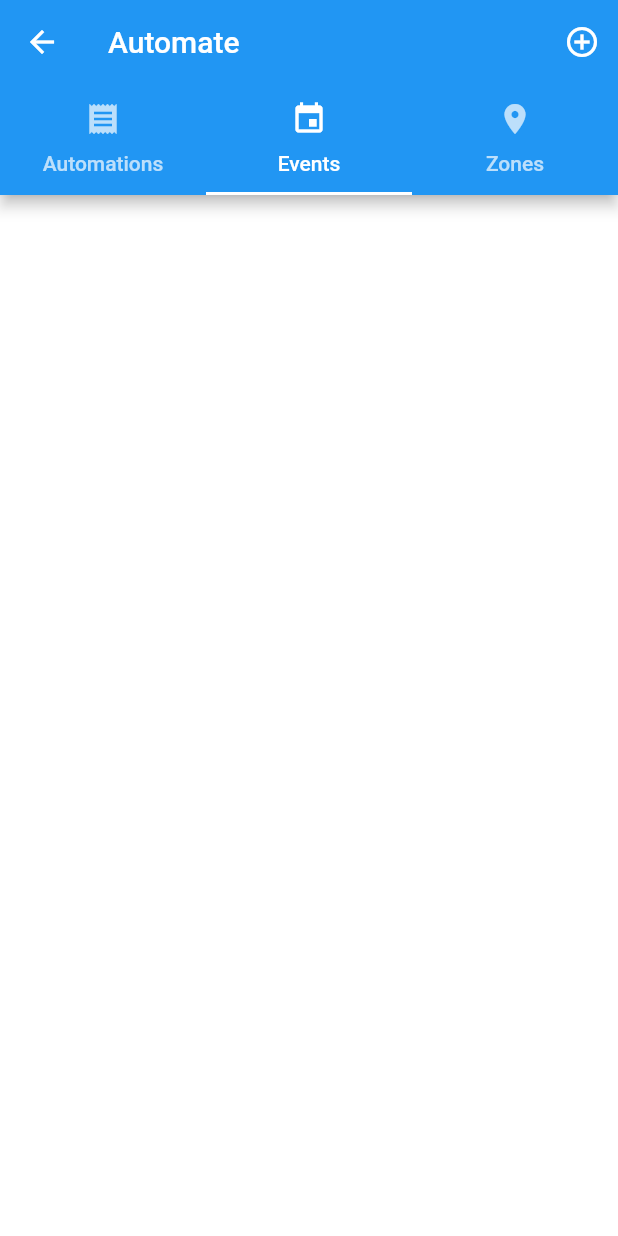
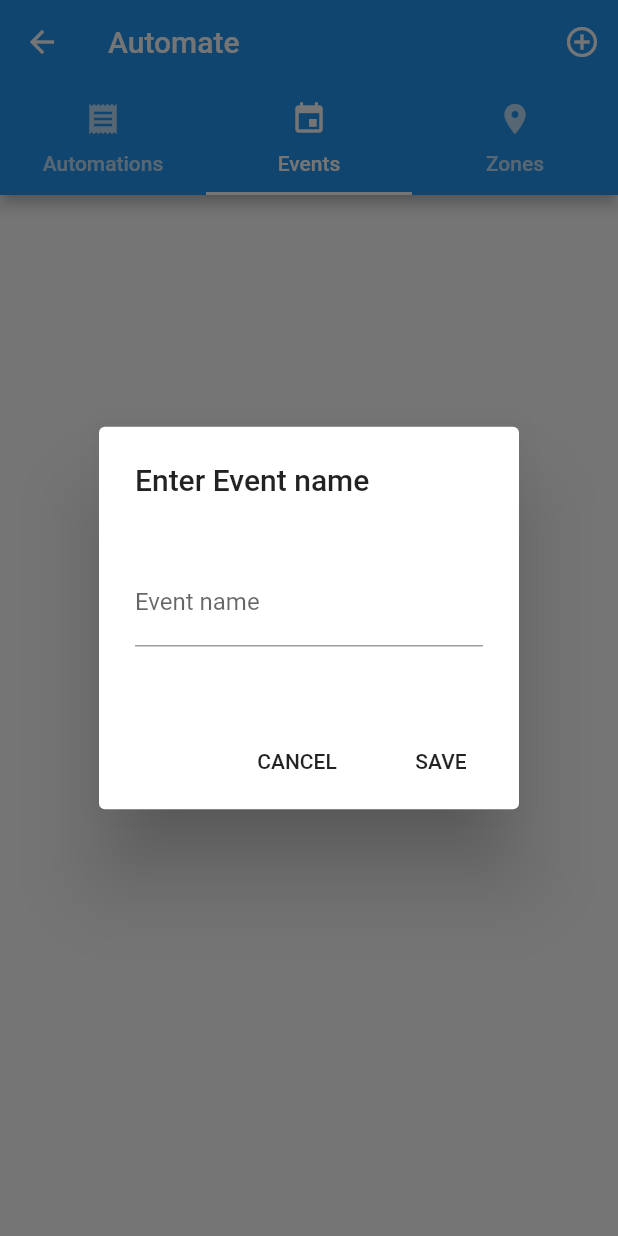
Before and after one commit to bohdanbirdie/automate-ui, a Flutter app: the TabsPage screen opened by its route, tab 2 chosen, after a tap on the "add circle outline" icon, on a phone screen of 412 x 824 dp. Run offline on Flutter 3.47's test engine with Material 2 defaults, Android fonts, the phone set to English and light mode, and no system bars; drawn by our look-alikes of flutter_form_builder; our stand-ins replace dio, expandable, flutter_redux, google_maps_flutter, redux, redux_thunk and 1 more; missing offline and left inert: dio_flutter_transformer, flutter_background_geolocation, flutter_redux_navigation, redux_logging; accounts and stored records are empty; network calls fail.

Commit message:
Add event adding dialog

```diff
--- a/lib/pages/automations/view_automation.dart
+++ b/lib/pages/automations/view_automation.dart
@@ -180,7 +180,7 @@ class _ViewModel {
         'onLeave': aZone.onLeave,
       };
     });
-    print('relatedZones $relatedZones');
+
     final Map<String, Event> events = store.state.events.events ?? Map();
 
     final List<Event> relatedEvents = automation.automationEvents.map((event) {
--- /dev/null
+++ b/lib/pages/events/add_new_event.dart
@@ -0,0 +1,106 @@
+import 'package:automate_ui/store/events/create_event_dto.dart';
+import 'package:automate_ui/store/events/reducer.dart';
+import 'package:automate_ui/store/root_reducer.dart';
+import 'package:flutter/material.dart';
+import 'package:flutter_form_builder/flutter_form_builder.dart';
+import 'package:flutter_redux/flutter_redux.dart';
+import 'package:redux/redux.dart';
+
+class AddNewEventDialog extends StatefulWidget {
+  AddNewEventDialog({Key key}) : super(key: key);
+
+  @override
+  _AddNewEventDialogState createState() => _AddNewEventDialogState();
+}
+
+class _AddNewEventDialogState extends State<AddNewEventDialog> {
+  final GlobalKey<FormBuilderState> _fbKey = GlobalKey<FormBuilderState>();
+
+  @override
+  Widget build(BuildContext context) {
+    return new StoreConnector<AppState, _ViewModel>(converter: (store) {
+      return new _ViewModel.fromStore(store);
+    }, builder: (context, viewModel) {
+      return AlertDialog(
+        title: Text('Enter Event name'),
+        content: Container(
+          height: 100,
+          child: Column(
+            mainAxisAlignment: MainAxisAlignment.center,
+            crossAxisAlignment: CrossAxisAlignment.center,
+            children: <Widget>[
+              Visibility(
+                visible: !viewModel.createLoading,
+                child: FormBuilder(
+                  key: _fbKey,
+                  autovalidate: true,
+                  child: FormBuilderTextField(
+                    attribute: "name",
+                    decoration: InputDecoration(labelText: "Event name"),
+                    validators: [FormBuilderValidators.minLength(3)],
+                  ),
+                ),
+              ),
+              Visibility(
+                visible: viewModel.createLoading,
+                child: Row(
+                  mainAxisAlignment: MainAxisAlignment.spaceAround,
+                  children: <Widget>[
+                    CircularProgressIndicator(),
+                    Padding(
+                      padding: const EdgeInsets.all(15.0),
+                      child: Text(
+                        'Loading',
+                        style: TextStyle(
+                            fontSize: 20, fontWeight: FontWeight.w500),
+                      ),
+                    ),
+                  ],
+                ),
+              )
+            ],
+          ),
+        ),
+        actions: <Widget>[
+          Visibility(
+            child: FlatButton(
+              child: new Text('CANCEL'),
+              onPressed: () {
+                Navigator.of(context).pop();
+              },
+            ),
+            visible: !viewModel.createLoading,
+          ),
+          new FlatButton(
+            child: new Text('SAVE'),
+            onPressed: () {
+              if (_fbKey.currentState.saveAndValidate()) {
+                CreateEventDto payload =
+                    CreateEventDto(name: _fbKey.currentState.value['name']);
+                viewModel.saveEvent(payload);
+              }
+            },
+          )
+        ],
+      );
+    });
+  }
+}
+
+class _ViewModel {
+  final Function(CreateEventDto payload) saveEvent;
+  final bool createLoading;
+
+  _ViewModel._({
+    @required this.saveEvent,
+    @required this.createLoading,
+  });
+
+  factory _ViewModel.fromStore(Store<AppState> store) {
+    return _ViewModel._(
+        createLoading: store.state.events.createNetwork.loading,
+        saveEvent: (CreateEventDto payload) {
+          store.dispatch(saveEventRequest(payload));
+        });
+  }
+}
--- a/lib/pages/tabs/tabs_page.dart
+++ b/lib/pages/tabs/tabs_page.dart
@@ -1,5 +1,6 @@
 import 'package:automate_ui/pages/automations/add_new_automation.dart';
 import 'package:automate_ui/pages/automations/automations_page.dart';
+import 'package:automate_ui/pages/events/add_new_event.dart';
 import 'package:automate_ui/pages/events/events_page.dart';
 import 'package:automate_ui/pages/zones/zones_map_page.dart';
 import 'package:automate_ui/store/automations/reducer.dart';
@@ -34,19 +35,8 @@ class TabsPageState extends State<TabsPage>
     super.initState();
   }
 
-  List<Widget> _getBarAction(_ViewModel viewModel) {
+  List<Widget> _getBarAction() {
     return [
-      Visibility(
-        visible: activeIndex == 2,
-        child: IconButton(
-            icon: Icon(
-              Icons.image,
-              color: Theme.of(context).accentIconTheme.color,
-            ),
-            onPressed: () {
-              print("pressed");
-            }),
-      ),
       Visibility(
         visible: activeIndex == 1,
         child: IconButton(
@@ -55,7 +45,12 @@ class TabsPageState extends State<TabsPage>
               color: Theme.of(context).accentIconTheme.color,
             ),
             onPressed: () {
-              viewModel.onEventAdd();
+              showDialog(
+                  barrierDismissible: false,
+                  context: context,
+                  builder: (context) {
+                    return AddNewEventDialog();
+                  });
             }),
       ),
       Visibility(
@@ -66,7 +61,6 @@ class TabsPageState extends State<TabsPage>
               color: Theme.of(context).accentIconTheme.color,
             ),
             onPressed: () {
-              viewModel.onAutomationAdd();
               Navigator.push(
                 context,
                 MaterialPageRoute(builder: (context) => AddNewAutomationPage()),
@@ -78,22 +72,19 @@ class TabsPageState extends State<TabsPage>
 
   @override
   Widget build(BuildContext context) {
-    return new StoreConnector<AppState, _ViewModel>(onInit: (store) {
+    return new StoreConnector<AppState, void>(
+        onInit: (store) {
           getZonesRequest(store);
           store.dispatch(getAutomationsRequest());
           store.dispatch(getEventsRequest());
-    }, converter: (store) {
-      return _ViewModel(onAutomationAdd: () {
-        print('added automation');
-      }, onEventAdd: () {
-        print("added event");
-      });
-    }, builder: (context, viewModel) {
+        },
+        converter: (store) {},
+        builder: (context, viewModel) {
           return DefaultTabController(
             length: 3,
             child: Scaffold(
               appBar: AppBar(
-            actions: _getBarAction(viewModel),
+                actions: _getBarAction(),
                 bottom: TabBar(
                   controller: _tabController,
                   tabs: [
@@ -127,13 +118,3 @@ class TabsPageState extends State<TabsPage>
         });
   }
 }
-
-class _ViewModel {
-  final Function onAutomationAdd;
-  final Function onEventAdd;
-
-  _ViewModel({
-    this.onAutomationAdd,
-    this.onEventAdd,
-  });
-}
--- a/lib/store/automations/reducer.dart
+++ b/lib/store/automations/reducer.dart
@@ -68,11 +68,7 @@ ThunkAction<AppState> getAutomationsRequest() {
 
 class SaveAutomationsRequest {}
 
-class SaveAutomationsSuccess {
-  // final Map<String, Automation> automations;
-
-  // SaveAutomationsSuccess(this.automations);
-}
+class SaveAutomationsSuccess {}
 
 class SaveAutomationsFailure {}
 
@@ -81,12 +77,9 @@ ThunkAction<AppState> saveAutomationsRequest(
   return (Store<AppState> store) async {
     store.dispatch(SaveAutomationsRequest());
     try {
-      print('kek');
-      print(createAutomationDto.toMap());
+
       Response<List> response = await httpService.post('/automations',
           data: createAutomationDto.toMap());
-
-      print(response.data);
 
       var automations = List<Automation>.from(
           response.data.map((automation) => Automation.fromMap(automation)));
--- /dev/null
+++ b/lib/store/events/create_event_dto.dart
@@ -0,0 +1,47 @@
+import 'dart:convert';
+
+class CreateEventDto {
+  final String name;
+  CreateEventDto({
+    this.name,
+  });
+
+  CreateEventDto copyWith({
+    String name,
+  }) {
+    return CreateEventDto(
+      name: name ?? this.name,
+    );
+  }
+
+  Map<String, dynamic> toMap() {
+    return {
+      'name': name,
+    };
+  }
+
+  static CreateEventDto fromMap(Map<String, dynamic> map) {
+    if (map == null) return null;
+
+    return CreateEventDto(
+      name: map['name'],
+    );
+  }
+
+  String toJson() => json.encode(toMap());
+
+  static CreateEventDto fromJson(String source) => fromMap(json.decode(source));
+
+  @override
+  String toString() => 'CreateEventDto name: $name';
+
+  @override
+  bool operator ==(Object o) {
+    if (identical(this, o)) return true;
+
+    return o is CreateEventDto && o.name == name;
+  }
+
+  @override
+  int get hashCode => name.hashCode;
+}
--- a/lib/store/events/reducer.dart
+++ b/lib/store/events/reducer.dart
@@ -3,9 +3,12 @@ import 'package:automate_ui/services/auth_service.dart';
 import 'package:automate_ui/services/http_service.dart';
 import 'package:automate_ui/store/root_reducer.dart';
 import 'package:dio/dio.dart';
+import 'package:flutter/material.dart';
+import 'package:flutter_redux_navigation/flutter_redux_navigation.dart';
 import 'package:redux/redux.dart';
 import 'package:redux_thunk/redux_thunk.dart';
 
+import 'create_event_dto.dart';
 import 'event_model.dart';
 
 final AuthService authService = new AuthService();
@@ -13,19 +16,24 @@ final AuthService authService = new AuthService();
 class EventsState {
   final Map<String, Event> events;
   final NetworkState network;
+  final NetworkState createNetwork;
 
   const EventsState({
     this.events = const {},
     this.network = const NetworkState(),
+    this.createNetwork = const NetworkState(),
   });
 
-  EventsState clone(
-      {Map<String, Event> events,
-      NetworkState network}) {
+  EventsState clone({
+    Map<String, Event> events,
+    NetworkState network,
+    NetworkState createNetwork,
+  }) {
     return new EventsState(
-        events: events ?? this.events,
-        network: network ?? this.network,
-        );
+      events: events ?? this.events,
+      network: network ?? this.network,
+      createNetwork: createNetwork ?? this.createNetwork,
+    );
   }
 }
 
@@ -45,17 +53,48 @@ ThunkAction<AppState> getEventsRequest() {
 
     try {
       Response<List> response = await httpService.get('/events');
-      var automations = List<Event>.from(response.data.map((automation) => Event.fromMap(automation)));
+      var automations = List<Event>.from(
+          response.data.map((automation) => Event.fromMap(automation)));
 
       store.dispatch(GetEventsSuccess(Map.fromIterable(automations,
-        key: (automation) => automation.id, value: (automation) => automation)));
+          key: (automation) => automation.id,
+          value: (automation) => automation)));
     } catch (e) {
       store.dispatch(GetEventsFailure());
     }
-
   };
 }
 
+class SaveEventRequest {}
+
+class SaveEventSuccess {
+  final Event event;
+
+  SaveEventSuccess({
+    @required this.event,
+  });
+}
+
+class SaveEventFailure {}
+
+ThunkAction<AppState> saveEventRequest(CreateEventDto createEventDto) {
+  return (Store<AppState> store) async {
+    store.dispatch(SaveEventRequest());
+
+    try {
+      Response<Map<String, dynamic>> response = await httpService.post(
+        '/events',
+        data: createEventDto.toMap(),
+      );
+
+      store.dispatch(SaveEventSuccess(event: Event.fromMap(response.data)));
+      store.dispatch(NavigateToAction.pop());
+    } catch (e) {
+      print(e);
+      store.dispatch(SaveEventFailure());
+    }
+  };
+}
 
 EventsState eventsReducer(EventsState state, action) {
   switch (action.runtimeType) {
@@ -63,10 +102,23 @@ EventsState eventsReducer(EventsState state, action) {
       return state.clone(network: NetworkState.request());
 
     case GetEventsSuccess:
-      return state.clone(network: NetworkState.success(), events: action.events);
+      return state.clone(
+          network: NetworkState.success(), events: action.events);
 
     case GetEventsFailure:
       return state.clone(network: NetworkState.failure(errorMessage: ''));
+
+    case SaveEventRequest:
+      return state.clone(createNetwork: NetworkState.request());
+
+    case SaveEventSuccess:
+      Map<String, Event> events = Map.from(state.events);
+      events[action.event.id] = action.event;
+
+      return state.clone(createNetwork: NetworkState.success(), events: events);
+
+    case SaveEventFailure:
+      return state.clone(createNetwork: NetworkState.failure(errorMessage: ''));
   }
 
   return state;
```
Lines whose indentation alone changed are shown as unchanged.
